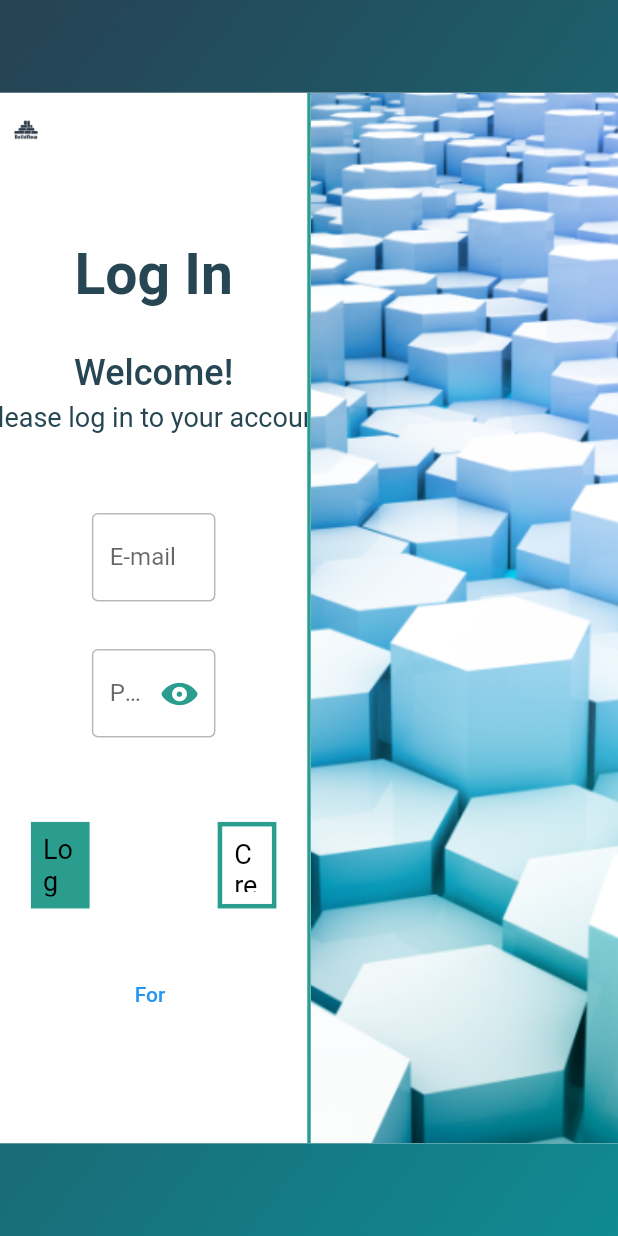
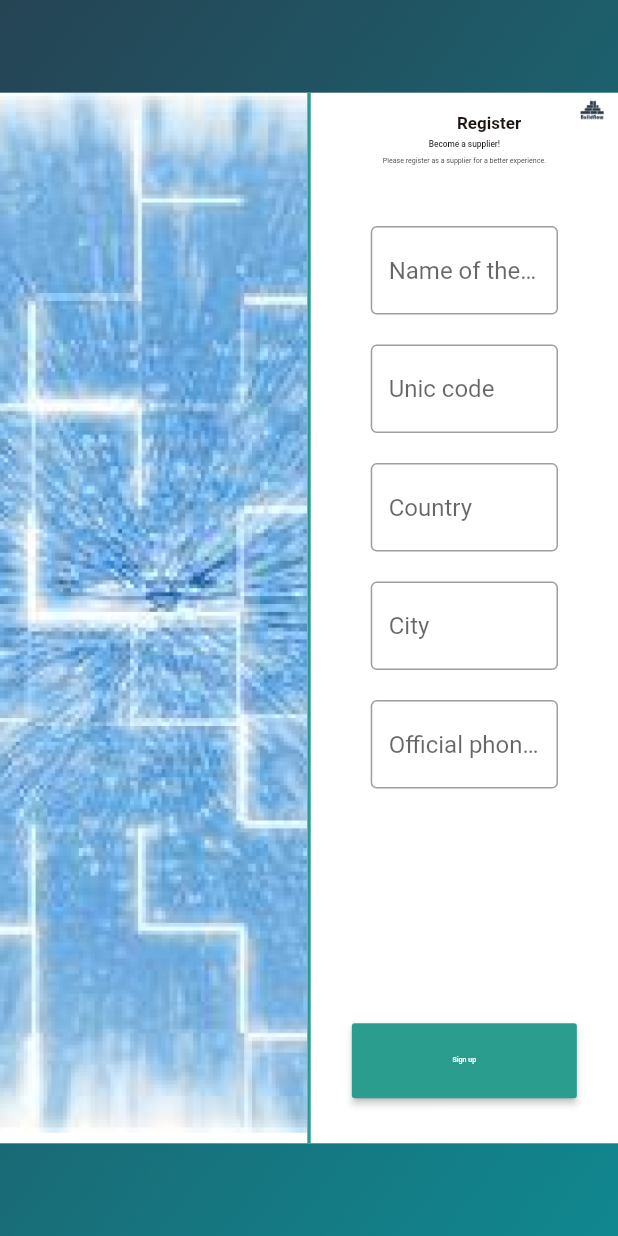
Before and after one commit to tudorkalisch/DpIT, a Flutter app: the screen it shows after launch, on a phone screen of 412 x 824 dp. Run offline on Flutter 3.47's test engine with Material 2 defaults, Android fonts, the light colour scheme and no system bars; our stand-ins replace email_validator; missing offline and left inert: dart:html.

Commit message:
Created SupplierRegisterPage
Created SupplierRegisterPage, if there are more containers that need to be put in the column, the column can be changhed in a listview.

```diff
--- a/lib/main.dart
+++ b/lib/main.dart
@@ -1,4 +1,6 @@
 import 'package:buildnow/loginpage/loginpage.dart';
+import 'package:buildnow/register_supplier/suppl_registerpage_suppl.dart';
+import 'package:buildnow/registerpage/registerpage_form.dart';
 import 'package:flutter/material.dart';
 
 import 'registerpage/registerpage.dart';
@@ -22,7 +24,7 @@ class _MyAppState extends State<MyApp> {
 
   Widget build(BuildContext context) {
     return MaterialApp(
-        home: LoginPage()
+        home: SupplRegisterPage()
     );
   }
 }
--- /dev/null
+++ b/lib/register_supplier/suppl_registerpage_form.dart
@@ -0,0 +1,145 @@
+import 'package:flutter/material.dart';
+
+import 'suppl_registerpage_logo.dart';
+
+class SupplRegisterPageForm extends StatelessWidget {
+  final screenWidth;
+  final screenHeight;
+
+  SupplRegisterPageForm({this.screenWidth, this.screenHeight});
+
+  @override
+  Widget build(BuildContext context) {
+    return Expanded(
+      flex: 90,
+      child: FractionallySizedBox(
+        widthFactor: 1,
+        heightFactor: 1,
+        alignment: Alignment.topLeft,
+        child: Column(
+          children: [
+            Center(
+              child: Row(
+                mainAxisAlignment: MainAxisAlignment.end,
+                crossAxisAlignment: CrossAxisAlignment.end,
+                children: [
+                  Container(
+                    margin: EdgeInsets.only(right: 30),
+                    child: DefaultTextStyle(
+                      style: TextStyle(
+                        color: Color.fromARGB(255, 27, 21, 18),
+                        fontSize: screenWidth * 0.0275,
+                        fontWeight: FontWeight.bold
+                      ),
+                      child: Text(
+                        "Register",
+                        textAlign: TextAlign.center,
+                      )
+                    )
+                  ),
+                  SupplRegisterPageLogo(screenHeight: screenHeight, screenWidth: screenWidth),
+                ],
+              ),
+            ),
+            Container(
+              margin: EdgeInsets.fromLTRB(0, 5, 0, 5),
+              child: DefaultTextStyle(
+                style: TextStyle(
+                  color: Color.fromARGB(255, 27, 21, 18),
+                  fontSize: screenWidth * 0.0135,
+                  fontWeight: FontWeight.w500
+                ),
+                child: Text(
+                  "Become a supplier!",
+                  textAlign: TextAlign.center,
+                ),
+              )
+            ),
+            Container(
+              margin: EdgeInsets.fromLTRB(0, 0, 0, 20),
+              child: DefaultTextStyle(
+                style: TextStyle(
+                  color: Color.fromARGB(255, 27, 21, 18),
+                  fontSize: screenWidth * 0.0115
+                ),
+                child: Text(
+                  "Please register as a supplier for a better experience.",
+                  textAlign: TextAlign.center,
+                ),
+              )
+            ),
+            Expanded(
+              child: Column(
+                children: [
+                  Padding(
+                    padding: EdgeInsets.fromLTRB(40, 20, 40, 10),
+                    child: TextField(
+                      decoration: InputDecoration(
+                        border: OutlineInputBorder(),
+                        hintText: "Name of the Company"
+                      ),
+                    )
+                  ),
+                  Padding(
+                    padding: EdgeInsets.fromLTRB(40, 10, 40, 10),
+                    child: TextField(
+                      decoration: InputDecoration(
+                        border: OutlineInputBorder(),
+                        hintText: "Unic code"
+                      ),
+                    )
+                  ),
+                  Padding(
+                    padding: EdgeInsets.fromLTRB(40, 10, 40, 10),
+                    child: TextField(
+                      decoration: InputDecoration(
+                        border: OutlineInputBorder(),
+                        hintText: "Country"
+                      ),
+                    )
+                  ),
+                  Padding(
+                    padding: EdgeInsets.fromLTRB(40, 10, 40, 10),
+                    child: TextField(
+                      decoration: InputDecoration(
+                        border: OutlineInputBorder(),
+                        hintText: "City"
+                      ),
+                    )
+                  ),
+                  Padding(
+                    padding: EdgeInsets.fromLTRB(40, 10, 40, 10),
+                    child: TextField(
+                      decoration: InputDecoration(
+                        border: OutlineInputBorder(),
+                        hintText: "Official phone number"
+                      ),
+                    )
+                  ),
+                ],
+              ),
+            ),
+            Center(
+              child: Container(
+                width: 150,
+                height: 50,
+                margin: EdgeInsets.fromLTRB(0, 10, 0, 30),
+                child: RaisedButton(
+                  child: Text(
+                    "Sign up",
+                    style: TextStyle(
+                      fontSize: screenWidth * 0.0115,
+                      color: Colors.white
+                    ),
+                  ),
+                  color: Color.fromARGB(255, 42, 157, 143),
+                  onPressed: (){},
+                ),
+              ),
+            ),
+          ],
+        ),
+      ),
+    );
+  }
+}
--- /dev/null
+++ b/lib/register_supplier/suppl_registerpage_image.dart
@@ -0,0 +1,23 @@
+import 'package:flutter/material.dart';
+
+class SupplRegisterPageImage extends StatelessWidget {
+  @override
+  Widget build(BuildContext context) {
+    return Expanded(
+      flex: 90, //avem valori asa de mari aici pentru a face bara colorata din mijloc mica
+      child: FractionallySizedBox( //din ceva motiv cu Container simplu nu afisa imaginea si a ramas FractionallySizedBox, dar voi reveni aici
+        widthFactor: 1,
+        heightFactor: 1,
+        // alignment: Alignment.topRight,
+        child: DecoratedBox(
+          decoration: BoxDecoration(
+            image: DecorationImage(
+              image: AssetImage("assets/registerpageimage.png"),
+              fit: BoxFit.cover
+            )
+          ),
+        )
+      ),
+    );
+  }
+}
--- /dev/null
+++ b/lib/register_supplier/suppl_registerpage_logo.dart
@@ -0,0 +1,20 @@
+import 'package:flutter/material.dart';
+
+class SupplRegisterPageLogo extends StatelessWidget {
+  final screenWidth;
+  final screenHeight;
+
+  SupplRegisterPageLogo({this.screenWidth, this.screenHeight});
+
+  @override
+  Widget build(BuildContext context) {
+    return Positioned(
+      right: 0,
+      top: screenHeight * 0.016,
+      child: Image.asset(
+        "assets/bluelogo.png",
+        scale: 1 / screenWidth * 22500
+      )
+    );
+  }
+}
--- /dev/null
+++ b/lib/register_supplier/suppl_registerpage_suppl.dart
@@ -0,0 +1,40 @@
+import 'package:flutter/material.dart';
+
+import 'suppl_registerpage_form.dart';
+import 'suppl_registerpage_image.dart';
+
+class SupplRegisterPage extends StatelessWidget {
+  @override
+  Widget build(BuildContext context) {
+    final screenWidth = MediaQuery.of(context).size.width;
+    final screenHeight = MediaQuery.of(context).size.height;
+    return Scaffold(
+        body: Container(
+            height: double.infinity,
+            width: double.infinity,
+            decoration: const BoxDecoration(
+                image: DecorationImage(
+                    image: AssetImage("assets/registerpagegradient.png"),
+                    fit: BoxFit.cover)),
+            child: Center(
+                child: Container(
+                    constraints: BoxConstraints(minHeight: 350, minWidth: 665),
+                    width: screenWidth * 0.61,
+                    height: screenHeight * 0.85,
+                    color: Colors.white,
+                    child: Row(
+                      children: [
+                        SupplRegisterPageImage(),
+                        Expanded(
+                            flex: 1,
+                            child: Container(
+                                height: double.infinity,
+                                width: double.infinity,
+                                color: Color.fromARGB(255, 42, 157, 143))),
+                        SupplRegisterPageForm(
+                            screenHeight: screenHeight,
+                            screenWidth: screenWidth),
+                      ],
+                    )))));
+  }
+}
```
